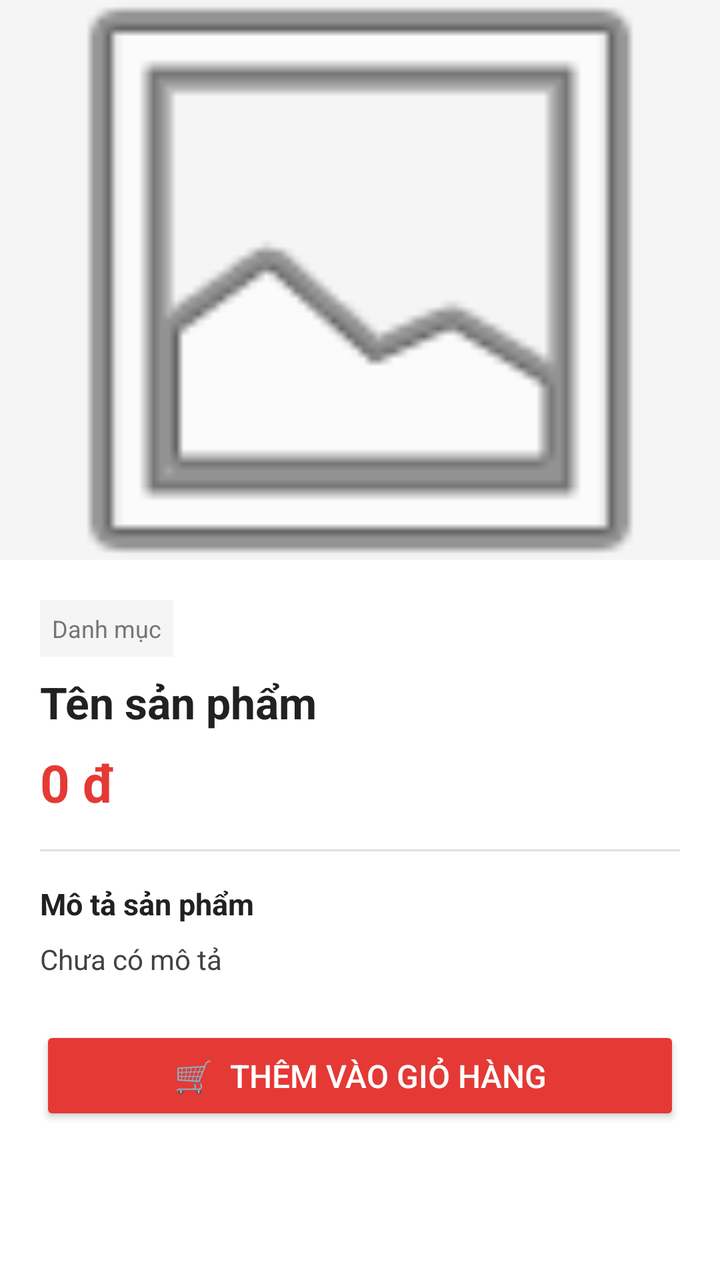
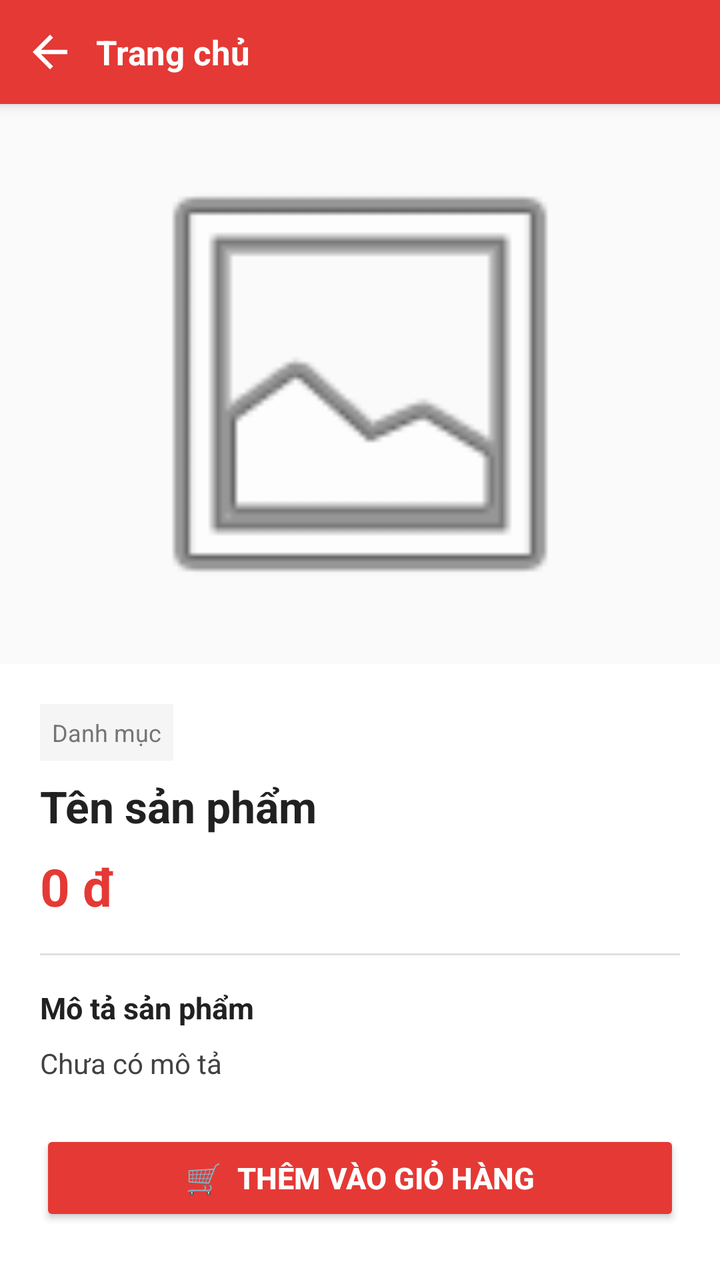

Before-and-after screenshots of an Android layout around one commit, followed by the original layout XML and the change that was made.
<!-- AndroidManifest.xml: application theme Theme.Cellphonesclone -->
<!-- res/layout/activity_product_detail.xml -->
<?xml version="1.0" encoding="utf-8"?>
<ScrollView xmlns:android="http://schemas.android.com/apk/res/android"
    android:layout_width="match_parent"
    android:layout_height="match_parent"
    android:background="#FFFFFF">

    <LinearLayout
        android:layout_width="match_parent"
        android:layout_height="wrap_content"
        android:orientation="vertical">

        <ImageView
            android:id="@+id/ivDetailImage"
            android:layout_width="match_parent"
            android:layout_height="280dp"
            android:scaleType="centerCrop"
            android:src="@android:drawable/ic_menu_gallery"
            android:background="#F5F5F5"/>

        <LinearLayout
            android:layout_width="match_parent"
            android:layout_height="wrap_content"
            android:orientation="vertical"
            android:padding="20dp">

            <TextView
                android:id="@+id/tvDetailCategory"
                android:layout_width="wrap_content"
                android:layout_height="wrap_content"
                android:text="Danh mục"
                android:textSize="12sp"
                android:textColor="#757575"
                android:background="#F5F5F5"
                android:padding="6dp"
                android:layout_marginBottom="8dp"/>

            <TextView
                android:id="@+id/tvDetailName"
                android:layout_width="match_parent"
                android:layout_height="wrap_content"
                android:text="Tên sản phẩm"
                android:textSize="22sp"
                android:textStyle="bold"
                android:textColor="#212121"
                android:layout_marginBottom="8dp"/>

            <TextView
                android:id="@+id/tvDetailPrice"
                android:layout_width="match_parent"
                android:layout_height="wrap_content"
                android:text="0 đ"
                android:textSize="26sp"
                android:textColor="#E53935"
                android:textStyle="bold"
                android:layout_marginBottom="16dp"/>

            <TextView
                android:layout_width="match_parent"
                android:layout_height="1dp"
                android:background="#E0E0E0"
                android:layout_marginBottom="16dp"/>

            <TextView
                android:layout_width="match_parent"
                android:layout_height="wrap_content"
                android:text="Mô tả sản phẩm"
                android:textSize="15sp"
                android:textStyle="bold"
                android:textColor="#212121"
                android:layout_marginBottom="8dp"/>

            <TextView
                android:id="@+id/tvDetailDescription"
                android:layout_width="match_parent"
                android:layout_height="wrap_content"
                android:text="Chưa có mô tả"
                android:textSize="14sp"
                android:textColor="#424242"
                android:lineSpacingMultiplier="1.5"
                android:layout_marginBottom="24dp"/>

            <Button
                android:id="@+id/btnAddToCartDetail"
                android:layout_width="match_parent"
                android:layout_height="wrap_content"
                android:text="🛒  THÊM VÀO GIỎ HÀNG"
                android:textSize="16sp"
                android:padding="14dp"
                android:backgroundTint="#E53935"
                android:textColor="#FFFFFF"/>

        </LinearLayout>
    </LinearLayout>
</ScrollView>
<!-- resources referenced by this layout -->
<resources>
  <style name="Theme.Cellphonesclone" parent="Theme.AppCompat.Light.NoActionBar">
          <item name="colorPrimary">@color/colorPrimary</item>
          <item name="colorPrimaryDark">@color/colorPrimaryDark</item>
          <item name="colorAccent">@color/colorAccent</item>
          <item name="android:statusBarColor">@color/colorPrimaryDark</item>
      </style>
  <color name="colorPrimary">#E53935</color>
  <color name="colorPrimaryDark">#B71C1C</color>
  <color name="colorAccent">#1976D2</color>
</resources>

<!-- the commit's change to res/layout/activity_product_detail.xml (unified diff, before → after) -->
@@ -1,94 +1,140 @@
 <?xml version="1.0" encoding="utf-8"?>
-<ScrollView xmlns:android="http://schemas.android.com/apk/res/android"
+<LinearLayout xmlns:android="http://schemas.android.com/apk/res/android"
+    xmlns:app="http://schemas.android.com/apk/res-auto"
     android:layout_width="match_parent"
     android:layout_height="match_parent"
+    android:orientation="vertical"
     android:background="#FFFFFF">
 
+    
     <LinearLayout
+        android:id="@+id/btnBackHeader"
         android:layout_width="match_parent"
-        android:layout_height="wrap_content"
-        android:orientation="vertical">
+        android:layout_height="52dp"
+        android:background="#E53935"
+        android:orientation="horizontal"
+        android:gravity="center_vertical"
+        android:paddingStart="12dp"
+        android:paddingEnd="16dp"
+        android:elevation="4dp"
+        android:clickable="true"
+        android:focusable="true">
 
         <ImageView
-            android:id="@+id/ivDetailImage"
-            android:layout_width="match_parent"
-            android:layout_height="280dp"
-            android:scaleType="centerCrop"
-            android:src="@android:drawable/ic_menu_gallery"
-            android:background="#F5F5F5"/>
+            android:id="@+id/ivBack"
+            android:layout_width="26dp"
+            android:layout_height="26dp"
+            android:src="@drawable/ic_arrow_back"
+            android:contentDescription="Quay lại trang chủ"
+            app:tint="#FFFFFF"/>
+
+        <TextView
+            android:id="@+id/tvHeaderTitle"
+            android:layout_width="wrap_content"
+            android:layout_height="wrap_content"
+            android:text="Trang chủ"
+            android:textSize="17sp"
+            android:textStyle="bold"
+            android:textColor="#FFFFFF"
+            android:layout_marginStart="10dp"/>
+
+    </LinearLayout>
+
+    <ScrollView
+        android:layout_width="match_parent"
+        android:layout_height="0dp"
+        android:layout_weight="1"
+        android:background="#FFFFFF">
 
         <LinearLayout
             android:layout_width="match_parent"
             android:layout_height="wrap_content"
-            android:orientation="vertical"
-            android:padding="20dp">
+            android:orientation="vertical">
 
-            <TextView
-                android:id="@+id/tvDetailCategory"
-                android:layout_width="wrap_content"
-                android:layout_height="wrap_content"
-                android:text="Danh mục"
-                android:textSize="12sp"
-                android:textColor="#757575"
-                android:background="#F5F5F5"
-                android:padding="6dp"
-                android:layout_marginBottom="8dp"/>
+            
+            <ImageView
+                android:id="@+id/ivDetailImage"
+                android:layout_width="match_parent"
+                android:layout_height="280dp"
+                android:scaleType="fitCenter"
+                android:src="@android:drawable/ic_menu_gallery"
+                android:background="#FAFAFA"
+                android:padding="16dp"/>
 
-            <TextView
-                android:id="@+id/tvDetailName"
+            <LinearLayout
                 android:layout_width="match_parent"
                 android:layout_height="wrap_content"
-                android:text="Tên sản phẩm"
-                android:textSize="22sp"
-                android:textStyle="bold"
-                android:textColor="#212121"
-                android:layout_marginBottom="8dp"/>
+                android:orientation="vertical"
+                android:padding="20dp">
 
-            <TextView
-                android:id="@+id/tvDetailPrice"
-                android:layout_width="match_parent"
-                android:layout_height="wrap_content"
-                android:text="0 đ"
-                android:textSize="26sp"
-                android:textColor="#E53935"
-                android:textStyle="bold"
-                android:layout_marginBottom="16dp"/>
+                <TextView
+                    android:id="@+id/tvDetailCategory"
+                    android:layout_width="wrap_content"
+                    android:layout_height="wrap_content"
+                    android:text="Danh mục"
+                    android:textSize="12sp"
+                    android:textColor="#757575"
+                    android:background="#F5F5F5"
+                    android:padding="6dp"
+                    android:layout_marginBottom="8dp"/>
 
-            <TextView
-                android:layout_width="match_parent"
-                android:layout_height="1dp"
-                android:background="#E0E0E0"
-                android:layout_marginBottom="16dp"/>
+                <TextView
+                    android:id="@+id/tvDetailName"
+                    android:layout_width="match_parent"
+                    android:layout_height="wrap_content"
+                    android:text="Tên sản phẩm"
+                    android:textSize="22sp"
+                    android:textStyle="bold"
+                    android:textColor="#212121"
+                    android:layout_marginBottom="8dp"/>
 
-            <TextView
-                android:layout_width="match_parent"
-                android:layout_height="wrap_content"
-                android:text="Mô tả sản phẩm"
-                android:textSize="15sp"
-                android:textStyle="bold"
-                android:textColor="#212121"
-                android:layout_marginBottom="8dp"/>
+                <TextView
+                    android:id="@+id/tvDetailPrice"
+                    android:layout_width="match_parent"
+                    android:layout_height="wrap_content"
+                    android:text="0 đ"
+                    android:textSize="26sp"
+                    android:textColor="#E53935"
+                    android:textStyle="bold"
+                    android:layout_marginBottom="16dp"/>
 
-            <TextView
-                android:id="@+id/tvDetailDescription"
-                android:layout_width="match_parent"
-                android:layout_height="wrap_content"
-                android:text="Chưa có mô tả"
-                android:textSize="14sp"
-                android:textColor="#424242"
-                android:lineSpacingMultiplier="1.5"
-                android:layout_marginBottom="24dp"/>
+                <TextView
+                    android:layout_width="match_parent"
+                    android:layout_height="1dp"
+                    android:background="#E0E0E0"
+                    android:layout_marginBottom="16dp"/>
 
-            <Button
-                android:id="@+id/btnAddToCartDetail"
-                android:layout_width="match_parent"
-                android:layout_height="wrap_content"
-                android:text="🛒  THÊM VÀO GIỎ HÀNG"
-                android:textSize="16sp"
-                android:padding="14dp"
-                android:backgroundTint="#E53935"
-                android:textColor="#FFFFFF"/>
+                <TextView
+                    android:layout_width="match_parent"
+                    android:layout_height="wrap_content"
+                    android:text="Mô tả sản phẩm"
+                    android:textSize="15sp"
+                    android:textStyle="bold"
+                    android:textColor="#212121"
+                    android:layout_marginBottom="8dp"/>
 
+                <TextView
+                    android:id="@+id/tvDetailDescription"
+                    android:layout_width="match_parent"
+                    android:layout_height="wrap_content"
+                    android:text="Chưa có mô tả"
+                    android:textSize="14sp"
+                    android:textColor="#424242"
+                    android:lineSpacingMultiplier="1.5"
+                    android:layout_marginBottom="24dp"/>
+
+                <Button
+                    android:id="@+id/btnAddToCartDetail"
+                    android:layout_width="match_parent"
+                    android:layout_height="48dp"
+                    android:text="🛒  THÊM VÀO GIỎ HÀNG"
+                    android:textSize="15sp"
+                    android:textStyle="bold"
+                    android:backgroundTint="#E53935"
+                    android:textColor="#FFFFFF"/>
+
+            </LinearLayout>
         </LinearLayout>
-    </LinearLayout>
-</ScrollView>
+    </ScrollView>
+
+</LinearLayout>
<!-- resource entries referenced after the edit -->
@@ -1,5 +1,16 @@
 <!-- resources referenced by this layout -->
 <resources>
+  <!-- drawable ic_arrow_back (drawable) -->
+  <vector xmlns:android="http://schemas.android.com/apk/res/android"
+      android:width="24dp"
+      android:height="24dp"
+      android:viewportWidth="24"
+      android:viewportHeight="24"
+      android:tint="#FFFFFF">
+      <path
+          android:fillColor="#FFFFFFFF"
+          android:pathData="M20,11H7.83l5.59,-5.59L12,4l-8,8 8,8 1.41,-1.41L7.83,13H20v-2z"/>
+  </vector>
   <style name="Theme.Cellphonesclone" parent="Theme.AppCompat.Light.NoActionBar">
           <item name="colorPrimary">@color/colorPrimary</item>
           <item name="colorPrimaryDark">@color/colorPrimaryDark</item>
